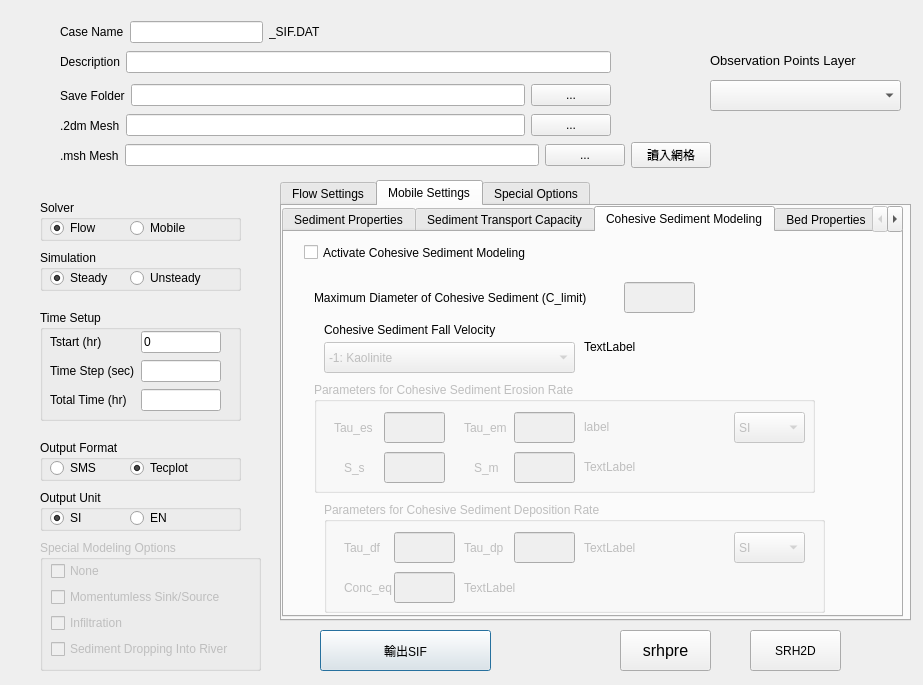
Above: srhpre.ui from sythenA/MeshBuilder before the change. Below: the same form after it.
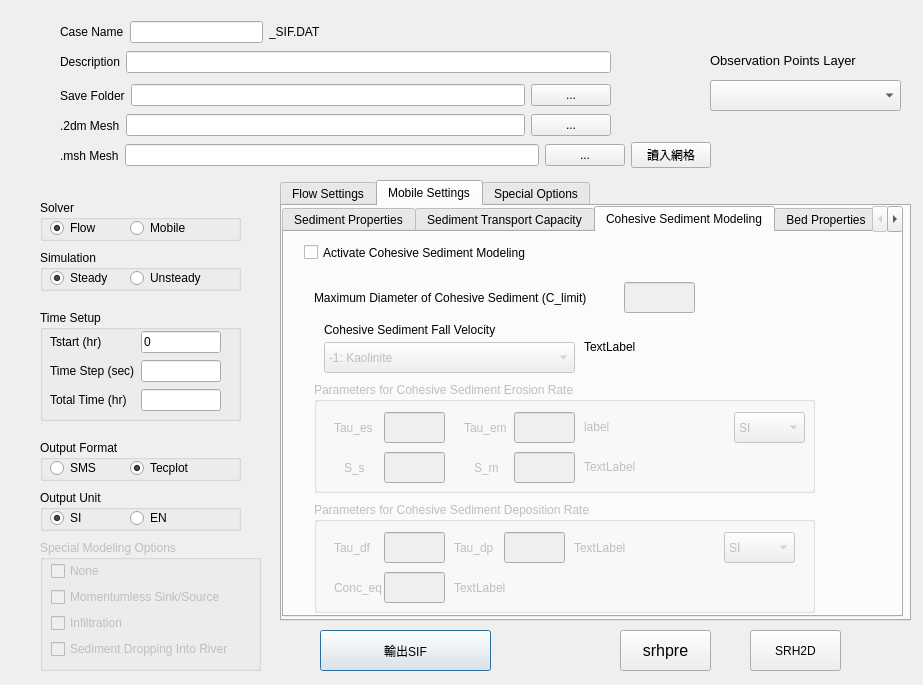
That is the form after the change. The open tabs and pages were chosen to show the change.

```diff
--- a/srhpre.ui
+++ b/srhpre.ui
@@ -1973,7 +1973,7 @@
        </property>
        <property name="geometry">
         <rect>
-         <x>40</x>
+         <x>30</x>
          <y>270</y>
          <width>501</width>
          <height>111</height>
```
Left out of the diff: 2 changed lines with no effect on the pictures.
